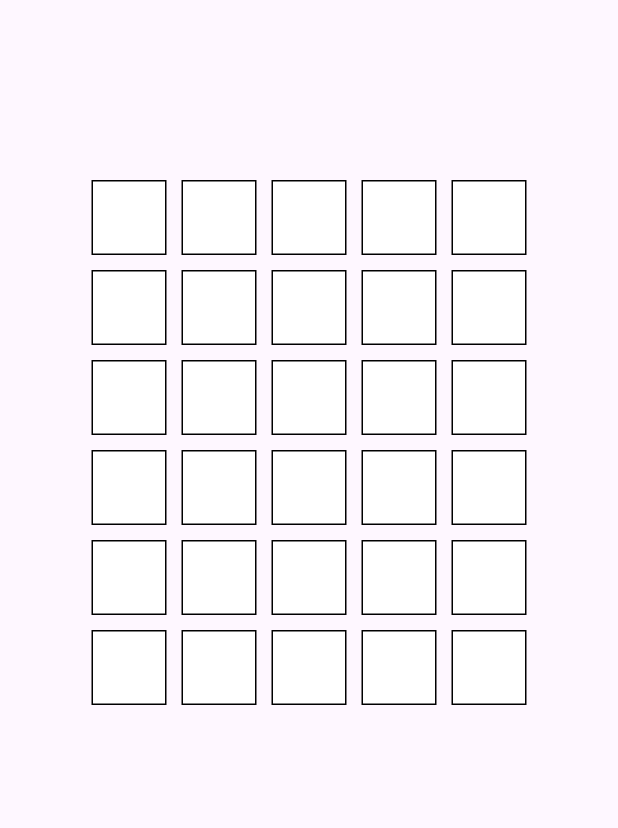
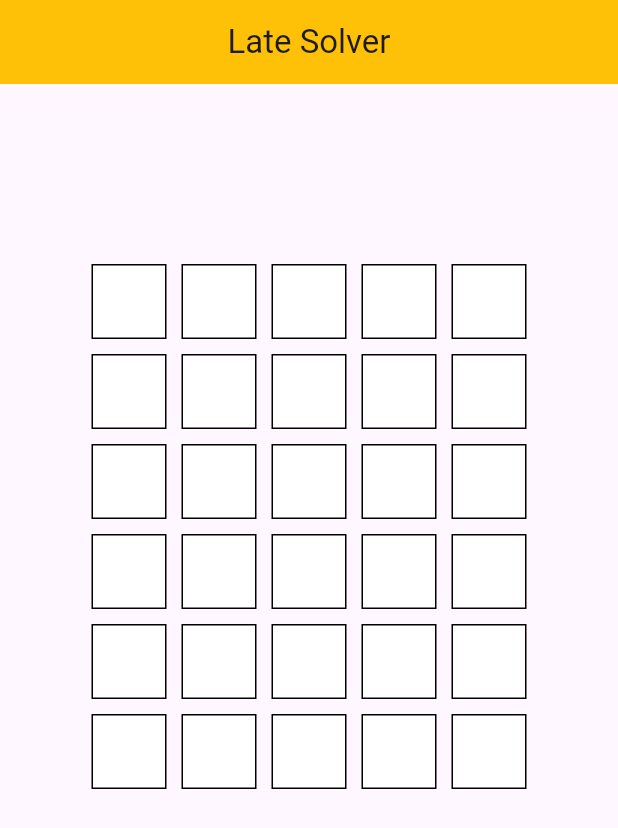
Before and after one commit to deda-72/late_solver, a Flutter app: the screen it shows after launch, on a phone screen of 412 x 824 dp. Shown: the top 828 px of the screen. Run offline on Flutter 3.47's test engine with Material 3 defaults, Android fonts, the phone set to English and light mode, and no system bars.

Commit message:
title added

```diff
--- a/lib/main.dart
+++ b/lib/main.dart
@@ -45,6 +45,11 @@ class _MyHomePageState extends State<MyHomePage> {
   @override
   Widget build(BuildContext context) {
     return Scaffold(
+      appBar: AppBar(
+        title: Text('Late Solver'),
+        centerTitle: true,
+        backgroundColor: Colors.amber,
+      ),
       body: Padding(
         padding: EdgeInsets.only(top: 120.0), // Add padding on top
         child: LetterGrid(),
```
